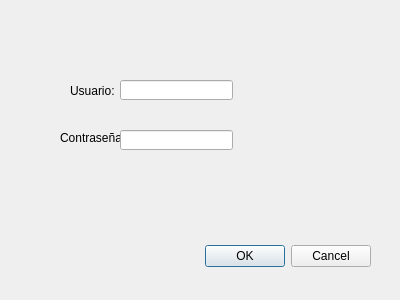
This is login.ui in MarianaGG3/entregable_final_SaraPalacio_MarianaGiraldo as Qt 5 draws it before an edit. The edited form follows.
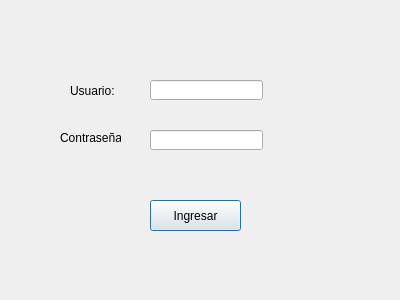
This is the edited form.

Commit message: mensajes emergentes de ventana ingreso

Diff of the .ui file:
```diff
--- a/login.ui
+++ b/login.ui
@@ -13,26 +13,10 @@
   <property name="windowTitle">
    <string>Dialog</string>
   </property>
-  <widget class="QDialogButtonBox" name="buttonBox">
+  <widget class="QLineEdit" name="usuario">
    <property name="geometry">
     <rect>
-     <x>30</x>
-     <y>240</y>
-     <width>341</width>
-     <height>32</height>
-    </rect>
-   </property>
-   <property name="orientation">
-    <enum>Qt::Horizontal</enum>
-   </property>
-   <property name="standardButtons">
-    <set>QDialogButtonBox::Cancel|QDialogButtonBox::Ok</set>
-   </property>
-  </widget>
-  <widget class="QLineEdit" name="lineEdit">
-   <property name="geometry">
-    <rect>
-     <x>120</x>
+     <x>150</x>
      <y>80</y>
      <width>113</width>
      <height>20</height>
@@ -71,13 +55,26 @@
   <widget class="QLineEdit" name="lineEdit_2">
    <property name="geometry">
     <rect>
-     <x>120</x>
+     <x>150</x>
      <y>130</y>
      <width>113</width>
      <height>20</height>
     </rect>
    </property>
   </widget>
+  <widget class="QPushButton" name="ingresar">
+   <property name="geometry">
+    <rect>
+     <x>150</x>
+     <y>200</y>
+     <width>91</width>
+     <height>31</height>
+    </rect>
+   </property>
+   <property name="text">
+    <string>Ingresar</string>
+   </property>
+  </widget>
  </widget>
  <resources/>
  <connections>
```
Left out of the diff: 37 changed lines with no effect on the pictures. The commit also changes 6 other files.
